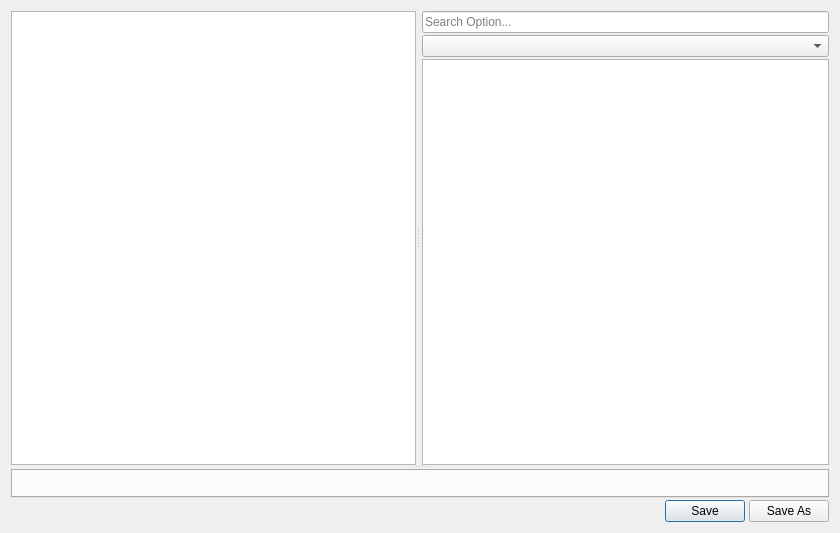
The window that src/option/solveroptionwidget.ui (GAMS-dev/studio) describes before a commit, drawn with Qt 5.
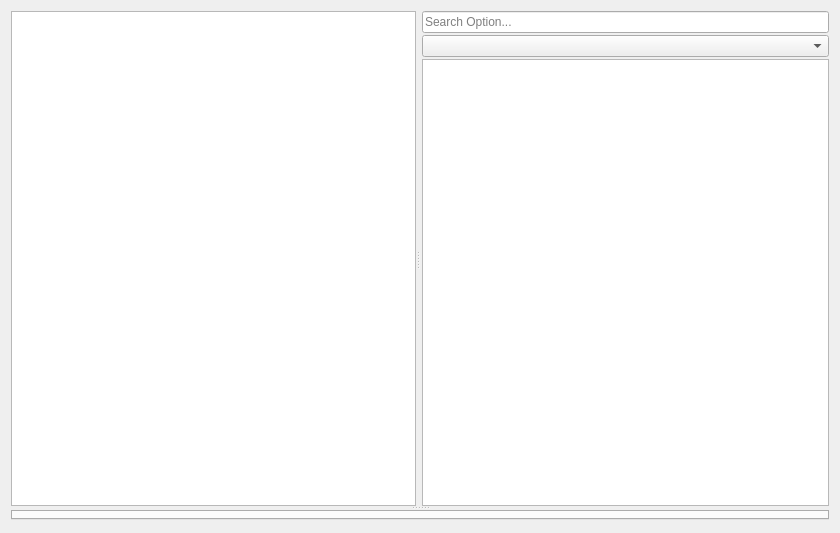
The same window after the commit.

Commit message: used File menu action to save (and saveas) solver option file

```diff
--- a/src/option/solveroptionwidget.ui
+++ b/src/option/solveroptionwidget.ui
@@ -120,60 +120,6 @@
           <property name="bottomMargin">
            <number>0</number>
           </property>
-          <item>
-           <spacer name="horizontalSpacer">
-            <property name="orientation">
-             <enum>Qt::Horizontal</enum>
-            </property>
-            <property name="sizeHint" stdset="0">
-             <size>
-              <width>40</width>
-              <height>20</height>
-             </size>
-            </property>
-           </spacer>
-          </item>
-          <item>
-           <widget class="QPushButton" name="optionSaveButton">
-            <property name="sizePolicy">
-             <sizepolicy hsizetype="Minimum" vsizetype="Preferred">
-              <horstretch>0</horstretch>
-              <verstretch>0</verstretch>
-             </sizepolicy>
-            </property>
-            <property name="toolTip">
-             <string>Save file</string>
-            </property>
-            <property name="text">
-             <string>Save</string>
-            </property>
-            <property name="autoDefault">
-             <bool>true</bool>
-            </property>
-            <property name="default">
-             <bool>true</bool>
-            </property>
-           </widget>
-          </item>
-          <item>
-           <widget class="QPushButton" name="optionSaveAsButton">
-            <property name="sizePolicy">
-             <sizepolicy hsizetype="Minimum" vsizetype="Preferred">
-              <horstretch>0</horstretch>
-              <verstretch>0</verstretch>
-             </sizepolicy>
-            </property>
-            <property name="toolTip">
-             <string>Save file as...</string>
-            </property>
-            <property name="text">
-             <string>Save As</string>
-            </property>
-            <property name="autoDefault">
-             <bool>true</bool>
-            </property>
-           </widget>
-          </item>
          </layout>
         </widget>
        </item>
```
The commit also changes 5 other files.
